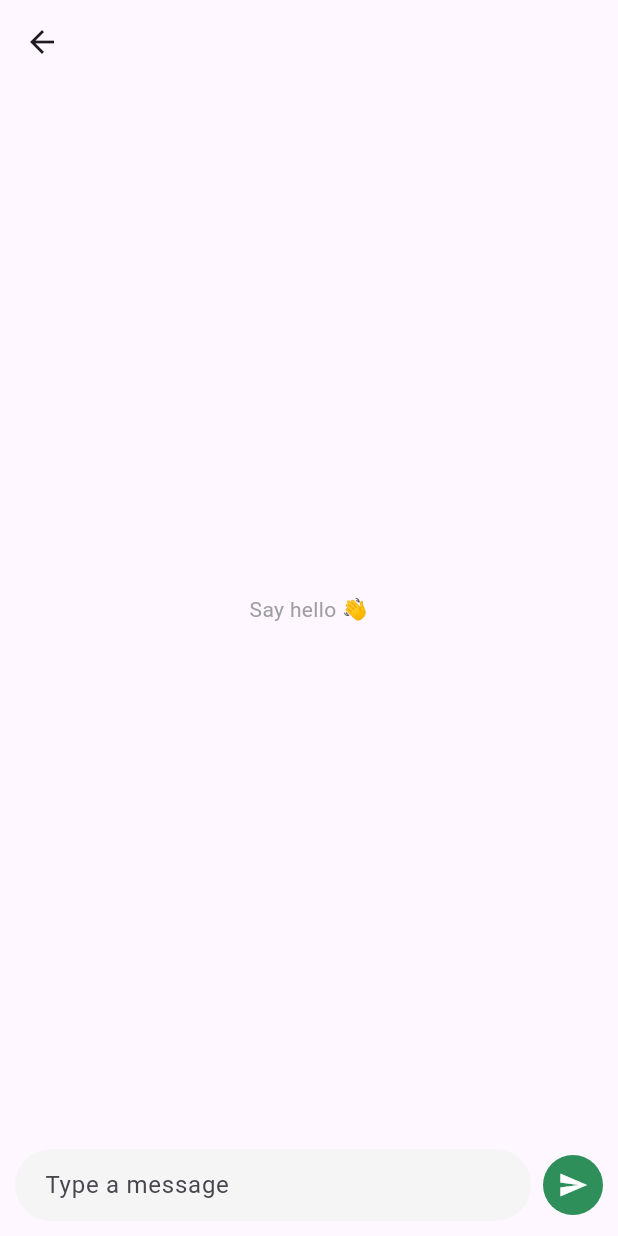
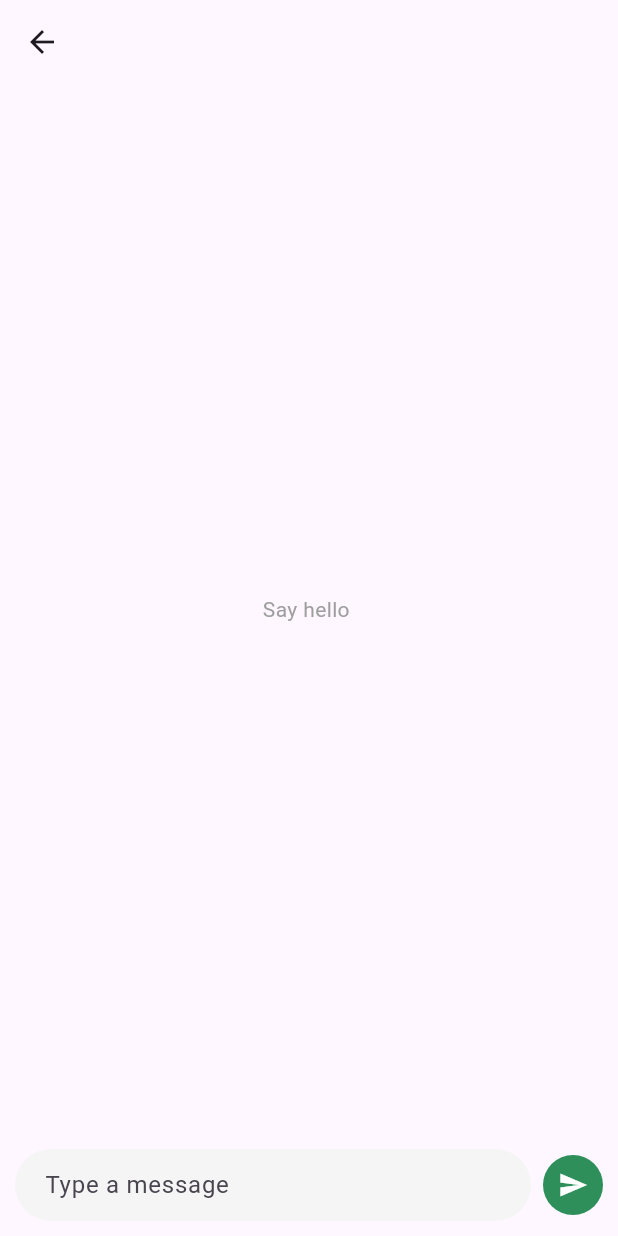
Before and after one commit to mahidur-190100/regive, a Flutter app: the ChatScreen screen opened directly with empty values, on a phone screen of 412 x 824 dp. Run offline on Flutter 3.47's test engine with Material 3 defaults, Android fonts, the phone set to English and light mode, and no system bars; our stand-ins replace cached_network_image, cloud_firestore, firebase_auth, firebase_core, geolocator, google_sign_in and 1 more; accounts and stored records are empty; generated files the repository leaves out were written again.

Commit message:
chat part done

```diff
--- a/lib/screens/chat_screen.dart
+++ b/lib/screens/chat_screen.dart
@@ -18,6 +18,8 @@ class ChatScreen extends StatefulWidget {
   State<ChatScreen> createState() => _ChatScreenState();
 }
 
+
+// chat id generation
 class _ChatScreenState extends State<ChatScreen> {
   final _messageController = TextEditingController();
   late String _chatId;
@@ -32,16 +34,22 @@ class _ChatScreenState extends State<ChatScreen> {
     _chatId = '${widget.itemId}_${ids[0]}_${ids[1]}';
   }
 
+
+
+  // send message generation
   Future<void> _sendMessage() async {
     final text = _messageController.text.trim();
     if (text.isEmpty) return;
 
+    // check current user
     final myId = FirebaseAuth.instance.currentUser!.uid;
     setState(() => _isSending = true);
     _messageController.clear();
 
     final chatRef = FirebaseFirestore.instance.collection('chats').doc(_chatId);
 
+
+    // chat document create
     await chatRef.set({
       'itemId': widget.itemId,
       'participantIds': [myId, widget.otherUserId],
@@ -49,11 +57,13 @@ class _ChatScreenState extends State<ChatScreen> {
       'updatedAt': FieldValue.serverTimestamp(),
     }, SetOptions(merge: true));
 
+// add the actual message
     await chatRef.collection('messages').add({
       'senderId': myId,
       'text': text,
       'sentAt': FieldValue.serverTimestamp(),
     });
+
 
     // Create a notification for the OTHER person
     await FirebaseFirestore.instance.collection('notifications').add({
@@ -78,6 +88,8 @@ class _ChatScreenState extends State<ChatScreen> {
       body: Column(
         children: [
           Expanded(
+
+            // auto refres and show latest message by descending
             child: StreamBuilder<QuerySnapshot>(
               stream: FirebaseFirestore.instance
                   .collection('chats')
@@ -92,9 +104,11 @@ class _ChatScreenState extends State<ChatScreen> {
                 final messages = snapshot.data!.docs;
                 if (messages.isEmpty) {
                   return const Center(
-                    child: Text('Say hello 👋', style: TextStyle(color: Colors.grey)),
+                    child: Text('Say hello ', style: TextStyle(color: Colors.grey)),
                   );
                 }
+
+                // list kora latest msg  dekhabo last e
                 return ListView.builder(
                   reverse: true,
                   padding: const EdgeInsets.all(12),
@@ -102,6 +116,8 @@ class _ChatScreenState extends State<ChatScreen> {
                   itemBuilder: (context, index) {
                     final data = messages[index].data() as Map<String, dynamic>;
                     final isMe = data['senderId'] == myId;
+
+                    //align kora left e other rigt e current user
                     return Align(
                       alignment: isMe ? Alignment.centerRight : Alignment.centerLeft,
                       child: Container(
```
Also changed, not shown: lib/screens/chat_list_screen.dart (+11 -1 lines), lib/screens/forgot_password_screen.dart (+7 -2 lines).
